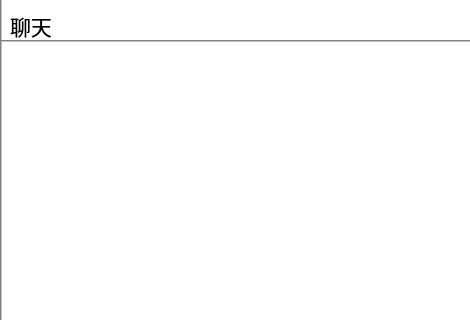
Old version of the form client/litechat_dialog.ui in the repository joshmiao/LiteChat; both pictures show x 0 to 470 and y 0 to 320 of the 470 by 570 pixel window.
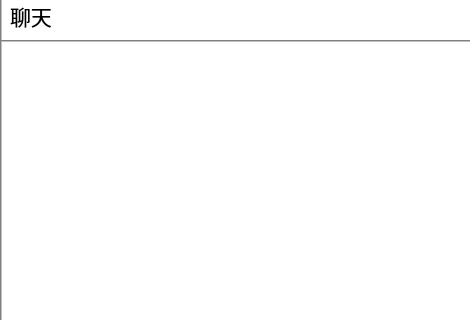
New version of the form. Icons and pictures are not drawn.

```diff
--- a/client/litechat_dialog.ui
+++ b/client/litechat_dialog.ui
@@ -143,7 +143,7 @@
     <property name="geometry">
      <rect>
       <x>10</x>
-      <y>10</y>
+      <y>0</y>
       <width>351</width>
       <height>31</height>
      </rect>
@@ -167,7 +167,7 @@
     <property name="geometry">
      <rect>
       <x>390</x>
-      <y>10</y>
+      <y>0</y>
       <width>31</width>
       <height>31</height>
      </rect>
@@ -196,7 +196,7 @@
     <property name="geometry">
      <rect>
       <x>430</x>
-      <y>10</y>
+      <y>0</y>
       <width>31</width>
       <height>31</height>
      </rect>
```
